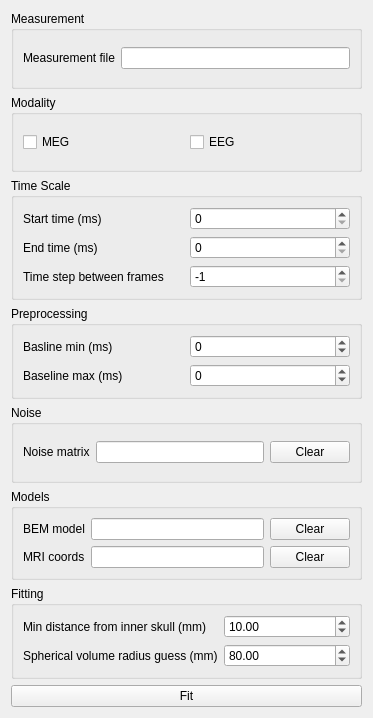
First picture: the form in libraries/disp/viewers/formfiles/dipolefitview.ui, repository mne-tools/mne-cpp, before the edit.
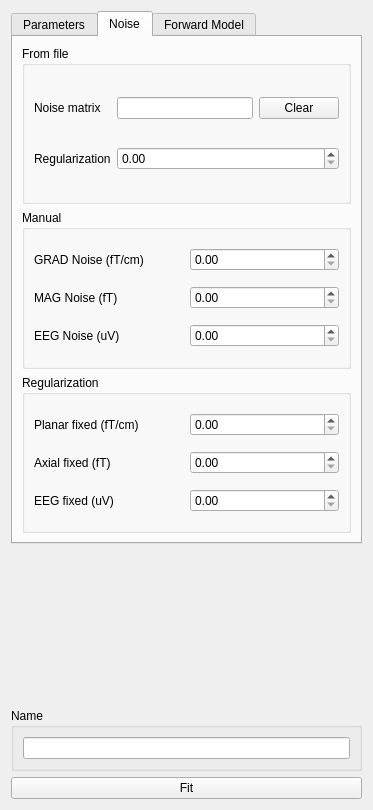
Second picture: the form after the edit. The open tabs and pages were chosen to show the change.

Commit message: ENH,MAINT: reworking GUI, catching adding avg without raw file

Diff of the .ui file:
```diff
--- a/libraries/disp/viewers/formfiles/dipolefitview.ui
+++ b/libraries/disp/viewers/formfiles/dipolefitview.ui
@@ -7,7 +7,7 @@
     <x>0</x>
     <y>0</y>
     <width>373</width>
-    <height>718</height>
+    <height>810</height>
    </rect>
   </property>
   <property name="windowTitle">
@@ -15,9 +15,19 @@
   </property>
   <layout class="QVBoxLayout" name="verticalLayout_2">
    <item>
+    <widget class="QTabWidget" name="tabWidget">
+     <property name="currentIndex">
+      <number>0</number>
+     </property>
+     <widget class="QWidget" name="tab">
+      <attribute name="title">
+       <string>Parameters</string>
+      </attribute>
+      <layout class="QGridLayout" name="gridLayout_4">
+       <item row="0" column="0">
     <widget class="QGroupBox" name="groupBox_2">
      <property name="title">
-      <string>Measurement</string>
+          <string>Input</string>
      </property>
      <layout class="QGridLayout" name="gridLayout_6">
       <item row="0" column="0">
@@ -27,6 +37,13 @@
         </property>
        </widget>
       </item>
+          <item row="1" column="1">
+           <widget class="QSpinBox" name="spinBox_set">
+            <property name="value">
+             <number>1</number>
+            </property>
+           </widget>
+          </item>
       <item row="0" column="1">
        <widget class="QLineEdit" name="lineEdit_meas">
         <property name="readOnly">
@@ -34,10 +51,17 @@
         </property>
        </widget>
       </item>
+          <item row="1" column="0">
+           <widget class="QLabel" name="label_12">
+            <property name="text">
+             <string>Set</string>
+            </property>
+           </widget>
+          </item>
      </layout>
     </widget>
    </item>
-   <item>
+       <item row="1" column="0">
     <widget class="QGroupBox" name="groupBox_modality">
      <property name="title">
       <string>Modality</string>
@@ -60,19 +84,12 @@
      </layout>
     </widget>
    </item>
-   <item>
+       <item row="2" column="0">
     <widget class="QGroupBox" name="groupBox_time">
      <property name="title">
       <string>Time Scale</string>
      </property>
      <layout class="QGridLayout" name="gridLayout">
-      <item row="0" column="0">
-       <widget class="QLabel" name="label_2">
-        <property name="text">
-         <string>Start time (ms)</string>
-        </property>
-       </widget>
-      </item>
       <item row="1" column="0">
        <widget class="QLabel" name="label">
         <property name="text">
@@ -83,14 +100,7 @@
       <item row="2" column="0">
        <widget class="QLabel" name="label_3">
         <property name="text">
-         <string>Time step between frames</string>
-        </property>
-       </widget>
-      </item>
-      <item row="0" column="1">
-       <widget class="QSpinBox" name="spinBox_tmin">
-        <property name="maximum">
-         <number>99999999</number>
+             <string>Time step between frames (ms)</string>
         </property>
        </widget>
       </item>
@@ -107,6 +117,13 @@
         </property>
        </widget>
       </item>
+          <item row="0" column="0">
+           <widget class="QLabel" name="label_2">
+            <property name="text">
+             <string>Start time (ms)</string>
+            </property>
+           </widget>
+          </item>
       <item row="1" column="1">
        <widget class="QSpinBox" name="spinBox_tmax">
         <property name="maximum">
@@ -114,22 +131,22 @@
         </property>
        </widget>
       </item>
+          <item row="0" column="1">
+           <widget class="QSpinBox" name="spinBox_tmin">
+            <property name="maximum">
+             <number>99999999</number>
+            </property>
+           </widget>
+          </item>
      </layout>
     </widget>
    </item>
-   <item>
-    <widget class="QGroupBox" name="_pre">
+       <item row="3" column="0">
+        <widget class="QGroupBox" name="groupBox_pre">
      <property name="title">
       <string>Preprocessing</string>
      </property>
      <layout class="QGridLayout" name="gridLayout_5">
-      <item row="1" column="0">
-       <widget class="QLabel" name="label_10">
-        <property name="text">
-         <string>Baseline max (ms)</string>
-        </property>
-       </widget>
-      </item>
       <item row="0" column="0">
        <widget class="QLabel" name="label_9">
         <property name="text">
@@ -137,19 +154,6 @@
         </property>
        </widget>
       </item>
-      <item row="0" column="1">
-       <widget class="QSpinBox" name="spinBox_bmin">
-        <property name="minimum">
-         <number>-99999999</number>
-        </property>
-        <property name="maximum">
-         <number>99999999</number>
-        </property>
-        <property name="value">
-         <number>0</number>
-        </property>
-       </widget>
-      </item>
       <item row="1" column="1">
        <widget class="QSpinBox" name="spinBox_bmax">
         <property name="minimum">
@@ -163,15 +167,166 @@
         </property>
        </widget>
       </item>
+          <item row="1" column="0">
+           <widget class="QLabel" name="label_10">
+            <property name="text">
+             <string>Baseline max (ms)</string>
+            </property>
+           </widget>
+          </item>
+          <item row="0" column="1">
+           <widget class="QSpinBox" name="spinBox_bmin">
+            <property name="minimum">
+             <number>-99999999</number>
+            </property>
+            <property name="maximum">
+             <number>99999999</number>
+            </property>
+            <property name="value">
+             <number>0</number>
+            </property>
+           </widget>
+          </item>
      </layout>
     </widget>
    </item>
-   <item>
-    <widget class="QGroupBox" name="groupBox_noise">
+       <item row="4" column="0">
+        <widget class="QGroupBox" name="groupBox_fitting">
      <property name="title">
+          <string>Fitting</string>
+         </property>
+         <layout class="QGridLayout" name="gridLayout_2">
+          <item row="1" column="0">
+           <widget class="QLabel" name="label_5">
+            <property name="text">
+             <string>Spherical volume radius guess (mm)</string>
+            </property>
+           </widget>
+          </item>
+          <item row="1" column="1">
+           <widget class="QDoubleSpinBox" name="doubleSpinBox_grid">
+            <property name="maximum">
+             <double>999.990000000000009</double>
+            </property>
+            <property name="value">
+             <double>80.000000000000000</double>
+            </property>
+           </widget>
+          </item>
+          <item row="0" column="1">
+           <widget class="QDoubleSpinBox" name="doubleSpinBox_dist">
+            <property name="minimum">
+             <double>0.000000000000000</double>
+            </property>
+            <property name="maximum">
+             <double>999.990000000000009</double>
+            </property>
+            <property name="value">
+             <double>10.000000000000000</double>
+            </property>
+           </widget>
+          </item>
+          <item row="0" column="0">
+           <widget class="QLabel" name="label_4">
+            <property name="text">
+             <string>Min distance from inner skull (mm)</string>
+            </property>
+           </widget>
+          </item>
+         </layout>
+        </widget>
+       </item>
+      </layout>
+     </widget>
+     <widget class="QWidget" name="tab_2">
+      <attribute name="title">
       <string>Noise</string>
-     </property>
-     <layout class="QGridLayout" name="gridLayout_4">
+      </attribute>
+      <layout class="QGridLayout" name="gridLayout_9">
+       <item row="2" column="0" colspan="2">
+        <widget class="QGroupBox" name="groupBox_4">
+         <property name="title">
+          <string>Regularization</string>
+         </property>
+         <layout class="QGridLayout" name="gridLayout_8">
+          <item row="2" column="1">
+           <widget class="QDoubleSpinBox" name="doubleSpinBox_eegreg"/>
+          </item>
+          <item row="2" column="0">
+           <widget class="QLabel" name="label_17">
+            <property name="text">
+             <string>EEG fixed (uV)</string>
+            </property>
+           </widget>
+          </item>
+          <item row="1" column="1">
+           <widget class="QDoubleSpinBox" name="doubleSpinBox_magreg"/>
+          </item>
+          <item row="1" column="0">
+           <widget class="QLabel" name="label_19">
+            <property name="text">
+             <string>Axial fixed (fT)</string>
+            </property>
+           </widget>
+          </item>
+          <item row="0" column="1">
+           <widget class="QDoubleSpinBox" name="doubleSpinBox_gradreg"/>
+          </item>
+          <item row="0" column="0">
+           <widget class="QLabel" name="label_18">
+            <property name="text">
+             <string>Planar fixed (fT/cm)</string>
+            </property>
+           </widget>
+          </item>
+         </layout>
+        </widget>
+       </item>
+       <item row="1" column="0" colspan="2">
+        <widget class="QGroupBox" name="groupBox_3">
+         <property name="title">
+          <string>Manual</string>
+         </property>
+         <layout class="QGridLayout" name="gridLayout_3">
+          <item row="1" column="1">
+           <widget class="QDoubleSpinBox" name="doubleSpinBox_magnoise"/>
+          </item>
+          <item row="1" column="0">
+           <widget class="QLabel" name="label_16">
+            <property name="text">
+             <string>MAG Noise (fT)</string>
+            </property>
+           </widget>
+          </item>
+          <item row="2" column="1">
+           <widget class="QDoubleSpinBox" name="doubleSpinBox_eegnoise"/>
+          </item>
+          <item row="0" column="0">
+           <widget class="QLabel" name="label_15">
+            <property name="text">
+             <string>GRAD Noise (fT/cm)</string>
+            </property>
+           </widget>
+          </item>
+          <item row="0" column="1">
+           <widget class="QDoubleSpinBox" name="doubleSpinBox_gradnoise"/>
+          </item>
+          <item row="2" column="0">
+           <widget class="QLabel" name="label_14">
+            <property name="text">
+             <string>EEG Noise (uV)</string>
+            </property>
+           </widget>
+          </item>
+         </layout>
+        </widget>
+       </item>
+       <item row="0" column="0" colspan="2">
+        <widget class="QGroupBox" name="groupBox_5">
+         <property name="title">
+          <string>From file</string>
+         </property>
+         <layout class="QGridLayout" name="gridLayout_10">
       <item row="0" column="0">
        <widget class="QLabel" name="label_8">
         <property name="text">
@@ -193,36 +348,26 @@
         </property>
        </widget>
       </item>
-     </layout>
-    </widget>
-   </item>
-   <item>
-    <widget class="QGroupBox" name="groupBox_models">
-     <property name="title">
-      <string>Models</string>
-     </property>
-     <layout class="QGridLayout" name="gridLayout_3">
-      <item row="1" column="1">
-       <widget class="QLineEdit" name="lineEdit_mri">
-        <property name="readOnly">
-         <bool>true</bool>
-        </property>
-       </widget>
-      </item>
       <item row="1" column="0">
-       <widget class="QLabel" name="label_7">
+           <widget class="QLabel" name="label_13">
         <property name="text">
-         <string>MRI coords</string>
+             <string>Regularization</string>
         </property>
        </widget>
       </item>
-      <item row="0" column="1">
-       <widget class="QLineEdit" name="lineEdit_bem">
-        <property name="readOnly">
-         <bool>true</bool>
-        </property>
-       </widget>
-      </item>
+          <item row="1" column="1" colspan="2">
+           <widget class="QDoubleSpinBox" name="doubleSpinBox_reg"/>
+          </item>
+         </layout>
+        </widget>
+       </item>
+      </layout>
+     </widget>
+     <widget class="QWidget" name="tab_3">
+      <attribute name="title">
+       <string>Forward Model</string>
+      </attribute>
+      <layout class="QGridLayout" name="gridLayout_7">
       <item row="0" column="0">
        <widget class="QLabel" name="label_6">
         <property name="text">
@@ -230,6 +375,13 @@
         </property>
        </widget>
       </item>
+       <item row="0" column="1">
+        <widget class="QLineEdit" name="lineEdit_bem">
+         <property name="readOnly">
+          <bool>true</bool>
+         </property>
+        </widget>
+       </item>
       <item row="0" column="2">
        <widget class="QPushButton" name="pushButton_clearbem">
         <property name="text">
@@ -237,6 +389,20 @@
         </property>
        </widget>
       </item>
+       <item row="1" column="0">
+        <widget class="QLabel" name="label_7">
+         <property name="text">
+          <string>MRI coords</string>
+         </property>
+        </widget>
+       </item>
+       <item row="1" column="1">
+        <widget class="QLineEdit" name="lineEdit_mri">
+         <property name="readOnly">
+          <bool>true</bool>
+         </property>
+        </widget>
+       </item>
       <item row="1" column="2">
        <widget class="QPushButton" name="pushButton_clearmri">
         <property name="text">
@@ -246,49 +412,29 @@
       </item>
      </layout>
     </widget>
+    </widget>
    </item>
    <item>
-    <widget class="QGroupBox" name="groupBox_fitting">
+    <spacer name="verticalSpacer">
+     <property name="orientation">
+      <enum>Qt::Vertical</enum>
+     </property>
+     <property name="sizeHint" stdset="0">
+      <size>
+       <width>20</width>
+       <height>40</height>
+      </size>
+     </property>
+    </spacer>
+   </item>
+   <item>
+    <widget class="QGroupBox" name="groupBox">
      <property name="title">
-      <string>Fitting</string>
+      <string>Name</string>
      </property>
-     <layout class="QGridLayout" name="gridLayout_2">
-      <item row="0" column="0">
-       <widget class="QLabel" name="label_4">
-        <property name="text">
-         <string>Min distance from inner skull (mm)</string>
-        </property>
-       </widget>
-      </item>
-      <item row="0" column="1">
-       <widget class="QDoubleSpinBox" name="doubleSpinBox_dist">
-        <property name="minimum">
-         <double>0.000000000000000</double>
-        </property>
-        <property name="maximum">
-         <double>999.990000000000009</double>
-        </property>
-        <property name="value">
-         <double>10.000000000000000</double>
-        </property>
-       </widget>
-      </item>
-      <item row="1" column="0">
-       <widget class="QLabel" name="label_5">
-        <property name="text">
-         <string>Spherical volume radius guess (mm)</string>
-        </property>
-       </widget>
-      </item>
-      <item row="1" column="1">
-       <widget class="QDoubleSpinBox" name="doubleSpinBox_grid">
-        <property name="maximum">
-         <double>999.990000000000009</double>
-        </property>
-        <property name="value">
-         <double>80.000000000000000</double>
-        </property>
-       </widget>
+     <layout class="QVBoxLayout" name="verticalLayout">
+      <item>
+       <widget class="QLineEdit" name="lineEdit_name"/>
       </item>
      </layout>
     </widget>
```
Lines whose indentation alone changed are shown as unchanged. The commit also changes 4 other files.
